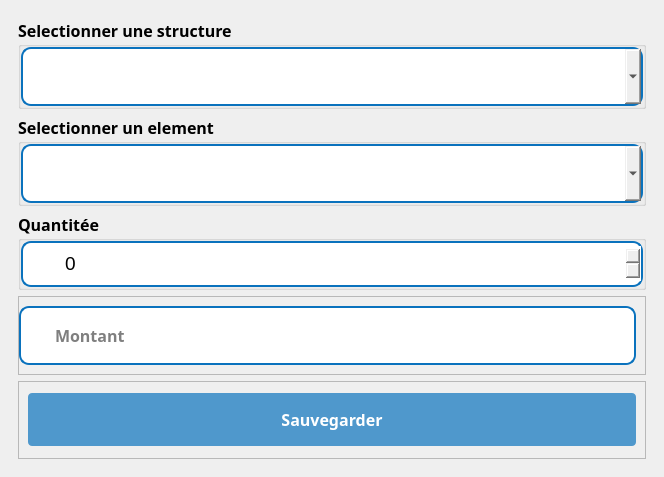
Old version of the form ui/Taux/Taux.ui in the repository IDRISSHACKER/getdiocese.
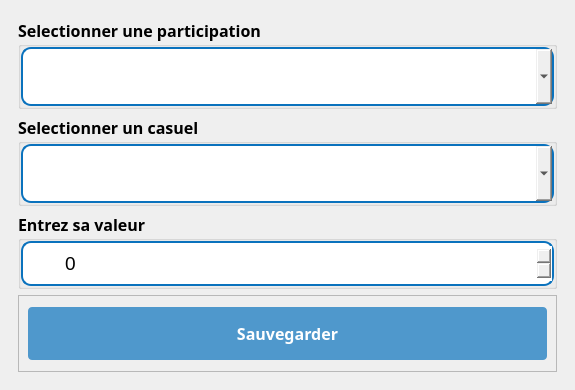
New version of the form. Icons and pictures are not drawn.

Diff of the .ui file:
```diff
--- a/ui/Taux/Taux.ui
+++ b/ui/Taux/Taux.ui
@@ -6,8 +6,8 @@
    <rect>
     <x>0</x>
     <y>0</y>
-    <width>664</width>
-    <height>477</height>
+    <width>575</width>
+    <height>390</height>
    </rect>
   </property>
   <property name="windowTitle">
@@ -64,7 +64,7 @@
                </font>
               </property>
               <property name="title">
-               <string>Selectionner une structure</string>
+               <string>Selectionner une participation</string>
               </property>
               <layout class="QVBoxLayout" name="verticalLayout_12">
                <property name="spacing">
@@ -137,7 +137,7 @@
                    </widget>
                   </item>
                   <item>
-                   <widget class="QComboBox" name="structure">
+                   <widget class="QComboBox" name="participation">
                     <property name="font">
                      <font>
                       <family>GeForce</family>
@@ -172,7 +172,7 @@
                <string notr="true"/>
               </property>
               <property name="title">
-               <string>Selectionner un element</string>
+               <string>Selectionner un casuel</string>
               </property>
               <layout class="QVBoxLayout" name="verticalLayout_6">
                <property name="spacing">
@@ -245,7 +245,7 @@
                    </widget>
                   </item>
                   <item>
-                   <widget class="QComboBox" name="element">
+                   <widget class="QComboBox" name="casuel">
                     <property name="font">
                      <font>
                       <family>GeForce</family>
@@ -280,7 +280,7 @@
                <string notr="true"/>
               </property>
               <property name="title">
-               <string>Quantitée</string>
+               <string>Entrez sa valeur</string>
               </property>
               <layout class="QVBoxLayout" name="verticalLayout_14">
                <property name="spacing">
@@ -353,7 +353,7 @@
                    </widget>
                   </item>
                   <item>
-                   <widget class="QSpinBox" name="qtt">
+                   <widget class="QSpinBox" name="valeur">
                     <property name="minimumSize">
                      <size>
                       <width>0</width>
@@ -368,102 +368,8 @@
                     <property name="styleSheet">
                      <string notr="true">border: none</string>
                     </property>
-                   </widget>
-                  </item>
-                 </layout>
-                </widget>
-               </item>
-              </layout>
-             </widget>
-            </item>
-            <item>
-             <widget class="QFrame" name="frame_5">
-              <property name="styleSheet">
-               <string notr="true"/>
-              </property>
-              <property name="frameShape">
-               <enum>QFrame::StyledPanel</enum>
-              </property>
-              <property name="frameShadow">
-               <enum>QFrame::Raised</enum>
-              </property>
-              <layout class="QVBoxLayout" name="verticalLayout_7">
-               <property name="leftMargin">
-                <number>0</number>
-               </property>
-               <item>
-                <widget class="QFrame" name="input_2">
-                 <property name="styleSheet">
-                  <string notr="true">#input_2{
-	background:white;
-	border-radius:10px;
-	border:2px  solid rgb(10, 114, 189);
-}
-
-#lineEdit_2{
-	border: none;
-}</string>
-                 </property>
-                 <property name="frameShape">
-                  <enum>QFrame::StyledPanel</enum>
-                 </property>
-                 <property name="frameShadow">
-                  <enum>QFrame::Raised</enum>
-                 </property>
-                 <layout class="QHBoxLayout" name="horizontalLayout_2">
-                  <property name="spacing">
-                   <number>0</number>
-                  </property>
-                  <property name="leftMargin">
-                   <number>10</number>
-                  </property>
-                  <property name="topMargin">
-                   <number>0</number>
-                  </property>
-                  <property name="rightMargin">
-                   <number>0</number>
-                  </property>
-                  <property name="bottomMargin">
-                   <number>0</number>
-                  </property>
-                  <item>
-                   <widget class="QLabel" name="label_5">
-                    <property name="maximumSize">
-                     <size>
-                      <width>30</width>
-                      <height>30</height>
-                     </size>
-                    </property>
-                    <property name="text">
-                     <string/>
-                    </property>
-                    <property name="pixmap">
-                     <pixmap>../../static/asset/icons/blue/credit-card.svg</pixmap>
-                    </property>
-                    <property name="scaledContents">
-                     <bool>true</bool>
-                    </property>
-                   </widget>
-                  </item>
-                  <item>
-                   <widget class="QLineEdit" name="montant">
-                    <property name="enabled">
-                     <bool>false</bool>
-                    </property>
-                    <property name="font">
-                     <font>
-                      <family>GeForce</family>
-                      <pointsize>12</pointsize>
-                      <weight>75</weight>
-                      <bold>true</bold>
-                     </font>
-                    </property>
-                    <property name="styleSheet">
-                     <string notr="true">padding:15px;
-border-radius:10px</string>
-                    </property>
-                    <property name="placeholderText">
-                     <string>Montant</string>
+                    <property name="maximum">
+                     <number>999999999</number>
                     </property>
                    </widget>
                   </item>
@@ -483,7 +389,7 @@
               </property>
               <layout class="QVBoxLayout" name="verticalLayout_9">
                <item>
-                <widget class="QPushButton" name="saveVersement">
+                <widget class="QPushButton" name="saveTaux">
                  <property name="font">
                   <font>
                    <family>GeForce</family>
@@ -496,14 +402,14 @@
                   <cursorShape>PointingHandCursor</cursorShape>
                  </property>
                  <property name="styleSheet">
-                  <string notr="true">#saveVersement{
+                  <string notr="true">#saveTaux{
 	background: rgb(10, 114, 189, 0.7);
 	color: rgb(255, 255, 255);
 	border-radius:4px;
 	padding: 15px
 }
 
-#saveVersement:hover{
+#saveTaux:hover{
 	background: rgb(10, 114, 189, 1);
 	border-radius:4px
 }
```
Left out of the diff: 9 changed lines with no effect on the pictures.
